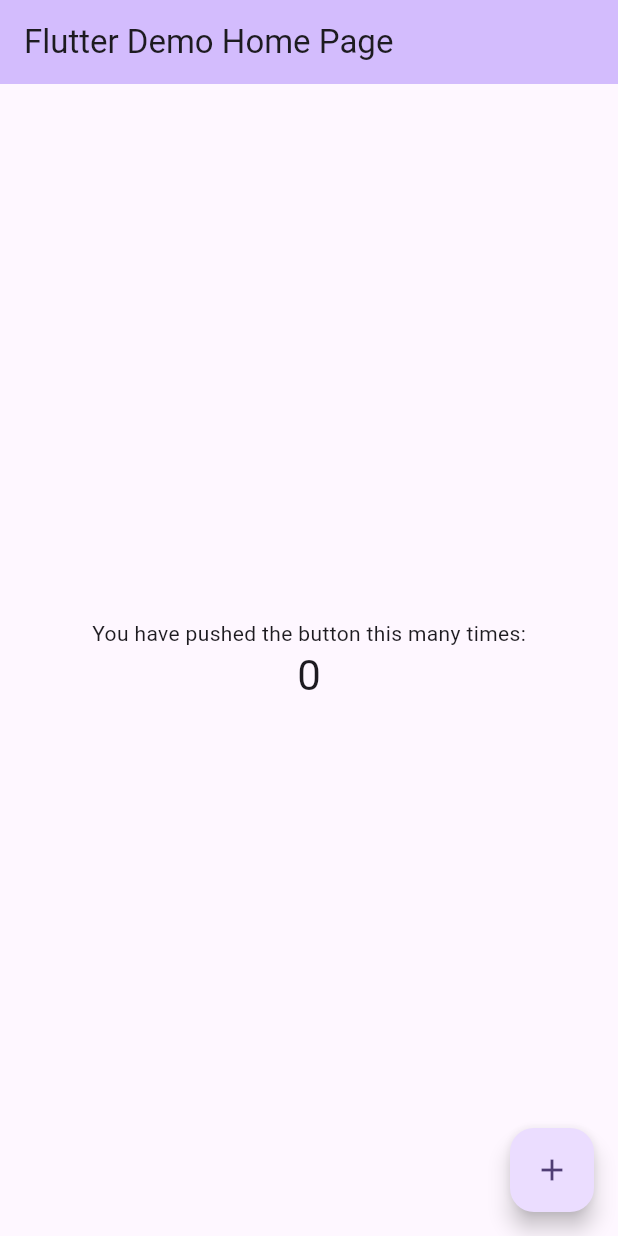
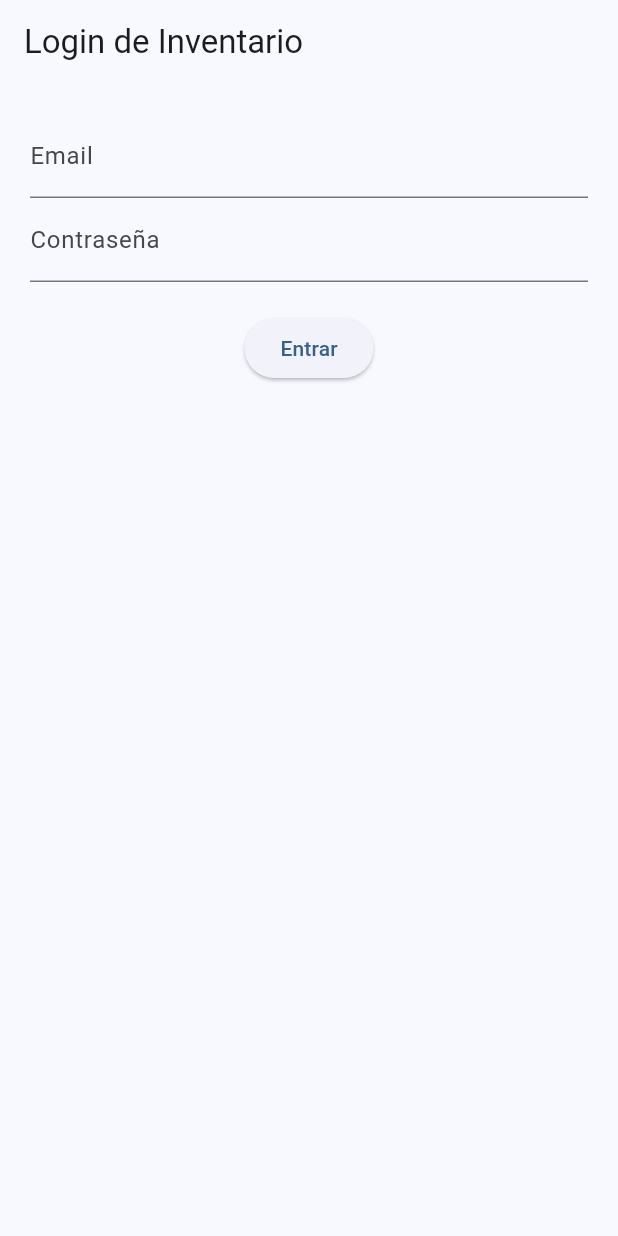
Before and after one commit to DanielfQo/MANAGEMENT-SYSTEM-UI, a Flutter app: the screen it shows after launch, on a phone screen of 412 x 824 dp. Run offline on Flutter 3.47's test engine with Material 3 defaults, Android fonts, the phone set to English and light mode, and no system bars; our stand-ins replace dio, flutter_riverpod, go_router, riverpod.

Commit message:
feat: agregar funcionalidad base del sistema de gestión de inventario
- Implementar librerías comunes para dependencias compartidas
- Crear cliente API con Dio para solicitudes HTTP
- Configurar proveedor de autenticación y manejo de estado con Riverpod
- Establecer enrutamiento con GoRouter
- Desarrollar interfaz de login con lógica de autenticación
- Actualizar pubspec.yaml con nuevas dependencias

```diff
--- /dev/null
+++ b/lib/core/router.dart
@@ -0,0 +1,40 @@
+import 'package:flutter/material.dart';
+import 'package:go_router/go_router.dart';
+import 'package:management_system_ui/core/common_libs.dart';
+import 'package:management_system_ui/features/auth/auth_page.dart';
+import 'package:management_system_ui/features/auth/auth_provider.dart';
+
+// Importa tu InventoryPage cuando la crees
+
+final routerProvider = Provider<GoRouter>((ref) {
+  // Escuchamos el estado de autenticación
+  final authState = ref.watch(authProvider);
+
+  return GoRouter(
+    initialLocation: '/login',
+    routes: [
+      GoRoute(
+        path: '/login',
+        builder: (context, state) => const AuthPage(),
+      ),
+      GoRoute(
+        path: '/inventory',
+        builder: (context, state) => const Scaffold(body: Center(child: Text("Inventario"))),
+      ),
+    ],
+
+    // REDIRECCIÓN LÓGICA: El "Guardian" de tu app
+    redirect: (context, state) {
+      final loggingIn = state.matchedLocation == '/login';
+
+      if (!authState.isAuthenticated) {
+        return loggingIn ? null : '/login';
+      }
+
+      // Si ya está autenticado y quiere ir al login, mándalo al inventario
+      if (loggingIn) return '/inventory';
+
+      return null;
+    },
+  );
+});
--- a/lib/features/auth/auth_page.dart
+++ b/lib/features/auth/auth_page.dart
@@ -0,0 +1,47 @@
+import 'package:flutter/material.dart';
+import 'package:management_system_ui/core/common_libs.dart';
+import 'auth_provider.dart';
+
+class AuthPage extends ConsumerWidget {
+  const AuthPage({super.key});
+
+  @override
+  Widget build(BuildContext context, WidgetRef ref) {
+    final authState = ref.watch(authProvider); // Escuchamos el estado
+    final emailController = TextEditingController();
+    final passwordController = TextEditingController();
+
+    return Scaffold(
+      appBar: AppBar(title: const Text('Login de Inventario')),
+      body: Padding(
+        padding: const EdgeInsets.all(20.0),
+        child: Column(
+          children: [
+            TextField(controller: emailController, decoration: const InputDecoration(labelText: 'Email')),
+            TextField(controller: passwordController, decoration: const InputDecoration(labelText: 'Contraseña'), obscureText: true),
+            const SizedBox(height: 20),
+
+            if (authState.isLoading)
+              const CircularProgressIndicator()
+            else
+              ElevatedButton(
+                onPressed: () {
+                  ref.read(authProvider.notifier).login(
+                    emailController.text,
+                    passwordController.text,
+                  );
+                },
+                child: const Text('Entrar'),
+              ),
+
+            if (authState.errorMessage != null)
+              Padding(
+                padding: const EdgeInsets.only(top: 10),
+                child: Text(authState.errorMessage!, style: const TextStyle(color: Colors.red)),
+              ),
+          ],
+        ),
+      ),
+    );
+  }
+}
--- a/lib/main.dart
+++ b/lib/main.dart
@@ -1,122 +1,38 @@
 import 'package:flutter/material.dart';
+import 'package:flutter_riverpod/flutter_riverpod.dart';
+
+import 'core/router.dart';
+// Importa tus carpetas de core cuando las tengas listas
+// import 'package:management_system_ui/core/common_libs.dart';
 
 void main() {
-  runApp(const MyApp());
+
+  WidgetsFlutterBinding.ensureInitialized();
+
+  runApp(
+    const ProviderScope(
+      child: MyApp(),
+    ),
+  );
 }
 
-class MyApp extends StatelessWidget {
+class MyApp extends ConsumerWidget {
   const MyApp({super.key});
 
-  // This widget is the root of your application.
   @override
-  Widget build(BuildContext context) {
-    return MaterialApp(
-      title: 'Flutter Demo',
+  Widget build(BuildContext context, WidgetRef ref) {
+
+    final router = ref.watch(routerProvider);
+
+    return MaterialApp.router(
+      debugShowCheckedModeBanner: false,
+      title: 'Sistema de Gestión de Inventario',
       theme: ThemeData(
-        // This is the theme of your application.
-        //
-        // TRY THIS: Try running your application with "flutter run". You'll see
-        // the application has a purple toolbar. Then, without quitting the app,
-        // try changing the seedColor in the colorScheme below to Colors.green
-        // and then invoke "hot reload" (save your changes or press the "hot
-        // reload" button in a Flutter-supported IDE, or press "r" if you used
-        // the command line to start the app).
-        //
-        // Notice that the counter didn't reset back to zero; the application
-        // state is not lost during the reload. To reset the state, use hot
-        // restart instead.
-        //
-        // This works for code too, not just values: Most code changes can be
-        // tested with just a hot reload.
-        colorScheme: .fromSeed(seedColor: Colors.deepPurple),
+        useMaterial3: true,
+        colorSchemeSeed: Colors.blue,
       ),
-      home: const MyHomePage(title: 'Flutter Demo Home Page'),
+      // Configuramos el router
+      routerConfig: router,
     );
   }
 }
-
-class MyHomePage extends StatefulWidget {
-  const MyHomePage({super.key, required this.title});
-
-  // This widget is the home page of your application. It is stateful, meaning
-  // that it has a State object (defined below) that contains fields that affect
-  // how it looks.
-
-  // This class is the configuration for the state. It holds the values (in this
-  // case the title) provided by the parent (in this case the App widget) and
-  // used by the build method of the State. Fields in a Widget subclass are
-  // always marked "final".
-
-  final String title;
-
-  @override
-  State<MyHomePage> createState() => _MyHomePageState();
-}
-
-class _MyHomePageState extends State<MyHomePage> {
-  int _counter = 0;
-
-  void _incrementCounter() {
-    setState(() {
-      // This call to setState tells the Flutter framework that something has
-      // changed in this State, which causes it to rerun the build method below
-      // so that the display can reflect the updated values. If we changed
-      // _counter without calling setState(), then the build method would not be
-      // called again, and so nothing would appear to happen.
-      _counter++;
-    });
-  }
-
-  @override
-  Widget build(BuildContext context) {
-    // This method is rerun every time setState is called, for instance as done
-    // by the _incrementCounter method above.
-    //
-    // The Flutter framework has been optimized to make rerunning build methods
-    // fast, so that you can just rebuild anything that needs updating rather
-    // than having to individually change instances of widgets.
-    return Scaffold(
-      appBar: AppBar(
-        // TRY THIS: Try changing the color here to a specific color (to
-        // Colors.amber, perhaps?) and trigger a hot reload to see the AppBar
-        // change color while the other colors stay the same.
-        backgroundColor: Theme.of(context).colorScheme.inversePrimary,
-        // Here we take the value from the MyHomePage object that was created by
-        // the App.build method, and use it to set our appbar title.
-        title: Text(widget.title),
-      ),
-      body: Center(
-        // Center is a layout widget. It takes a single child and positions it
-        // in the middle of the parent.
-        child: Column(
-          // Column is also a layout widget. It takes a list of children and
-          // arranges them vertically. By default, it sizes itself to fit its
-          // children horizontally, and tries to be as tall as its parent.
-          //
-          // Column has various properties to control how it sizes itself and
-          // how it positions its children. Here we use mainAxisAlignment to
-          // center the children vertically; the main axis here is the vertical
-          // axis because Columns are vertical (the cross axis would be
-          // horizontal).
-          //
-          // TRY THIS: Invoke "debug painting" (choose the "Toggle Debug Paint"
-          // action in the IDE, or press "p" in the console), to see the
-          // wireframe for each widget.
-          mainAxisAlignment: .center,
-          children: [
-            const Text('You have pushed the button this many times:'),
-            Text(
-              '$_counter',
-              style: Theme.of(context).textTheme.headlineMedium,
-            ),
-          ],
-        ),
-      ),
-      floatingActionButton: FloatingActionButton(
-        onPressed: _incrementCounter,
-        tooltip: 'Increment',
-        child: const Icon(Icons.add),
-      ),
-    );
-  }
-}
--- a/pubspec.yaml
+++ b/pubspec.yaml
@@ -34,6 +34,9 @@ dependencies:
   # The following adds the Cupertino Icons font to your application.
   # Use with the CupertinoIcons class for iOS style icons.
   cupertino_icons: ^1.0.8
+  flutter_riverpod: ^3.2.1
+  dio: ^5.9.1
+  go_router: ^17.1.0
 
 dev_dependencies:
   flutter_test:
```
Also changed, not shown: lib/core/common_libs.dart (added, +12 -0 lines), lib/core/network/api_client.dart (added, +13 -0 lines), lib/features/auth/auth_provider.dart (+58 -0 lines), lib/features/auth/auth_repository.dart (+15 -0 lines), lib/core/constants/constants.dart (added), pubspec.lock.
